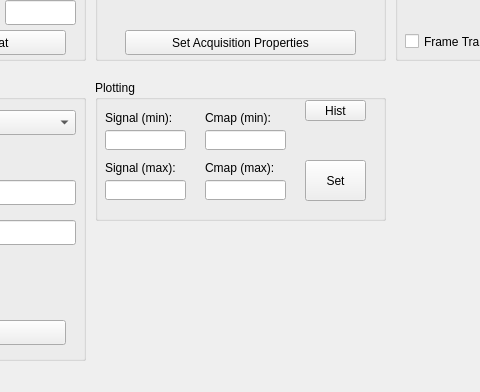
First picture: the form in EMCCD/EMCCD/EMCCD_frontend_GUI.ui, repository ColdMatter/PhotonBEC, before the edit; both pictures show x 615 to 1095 and y 369 to 761 of the 1234 by 761 pixel window.
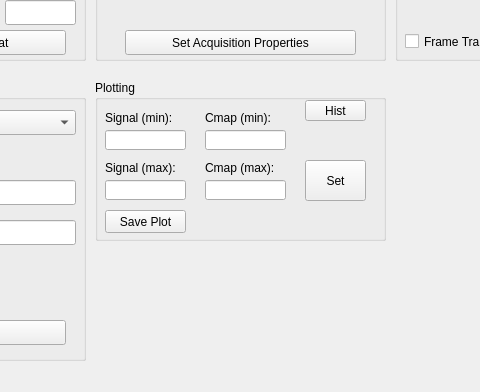
Second picture: the form after the edit.

Diff of the .ui file:
```diff
--- a/EMCCD/EMCCD/EMCCD_frontend_GUI.ui
+++ b/EMCCD/EMCCD/EMCCD_frontend_GUI.ui
@@ -817,7 +817,7 @@
       <x>710</x>
       <y>430</y>
       <width>291</width>
-      <height>141</height>
+      <height>161</height>
      </rect>
     </property>
     <property name="title">
@@ -959,6 +959,19 @@
       <string>Hist</string>
      </property>
     </widget>
+    <widget class="QPushButton" name="pushButton_SavePlot">
+     <property name="geometry">
+      <rect>
+       <x>10</x>
+       <y>130</y>
+       <width>81</width>
+       <height>23</height>
+      </rect>
+     </property>
+     <property name="text">
+      <string>Save Plot</string>
+     </property>
+    </widget>
    </widget>
   </widget>
   <widget class="QMenuBar" name="menubar">
```
